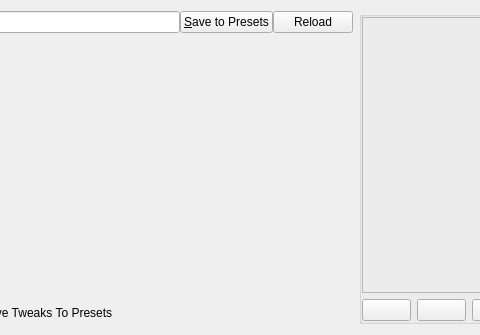
KDE/krita, file krita/ui/forms/wdgpaintopsettings.ui: the form before one commit; both pictures show x 360 to 840 and y 0 to 335 of the 1006 by 335 pixel window.
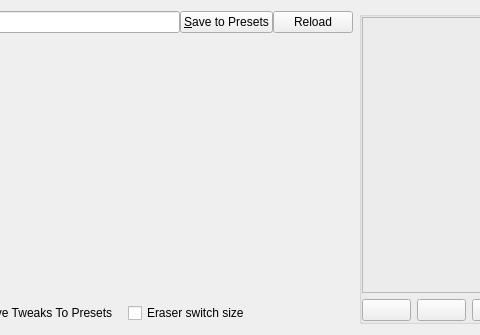
The form after the commit. Custom widgets are drawn as their Qt base class.

Commit message:
Add an option for separate eraser brush size
Add an option in preset editor widget to enable eraser mode separate brush size.
Option is called "Eraser switch size". It is disabled by default as it makes lot of people confused for different reasons.
The setting is saved in user config so it's easy to keep it activated for those who want it.

What changed in the file:
```diff
--- a/krita/ui/forms/wdgpaintopsettings.ui
+++ b/krita/ui/forms/wdgpaintopsettings.ui
@@ -241,6 +241,22 @@
        </property>
       </widget>
      </item>
+     <item>
+      <widget class="QCheckBox" name="eraserBrushSizeCheckBox">
+       <property name="sizePolicy">
+        <sizepolicy hsizetype="Minimum" vsizetype="Fixed">
+         <horstretch>0</horstretch>
+         <verstretch>0</verstretch>
+        </sizepolicy>
+       </property>
+       <property name="text">
+        <string>Eraser switch size</string>
+       </property>
+       <property name="checked">
+        <bool>false</bool>
+       </property>
+      </widget>
+     </item>
     </layout>
    </item>
   </layout>
```
The commit also changes 6 other files.
